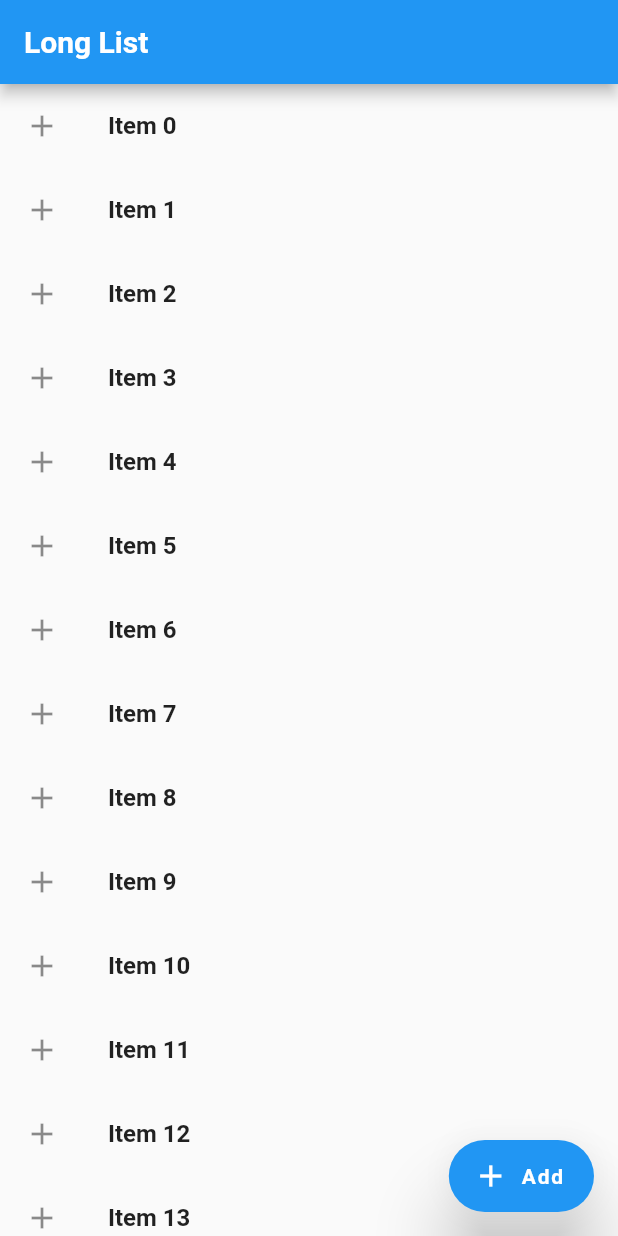
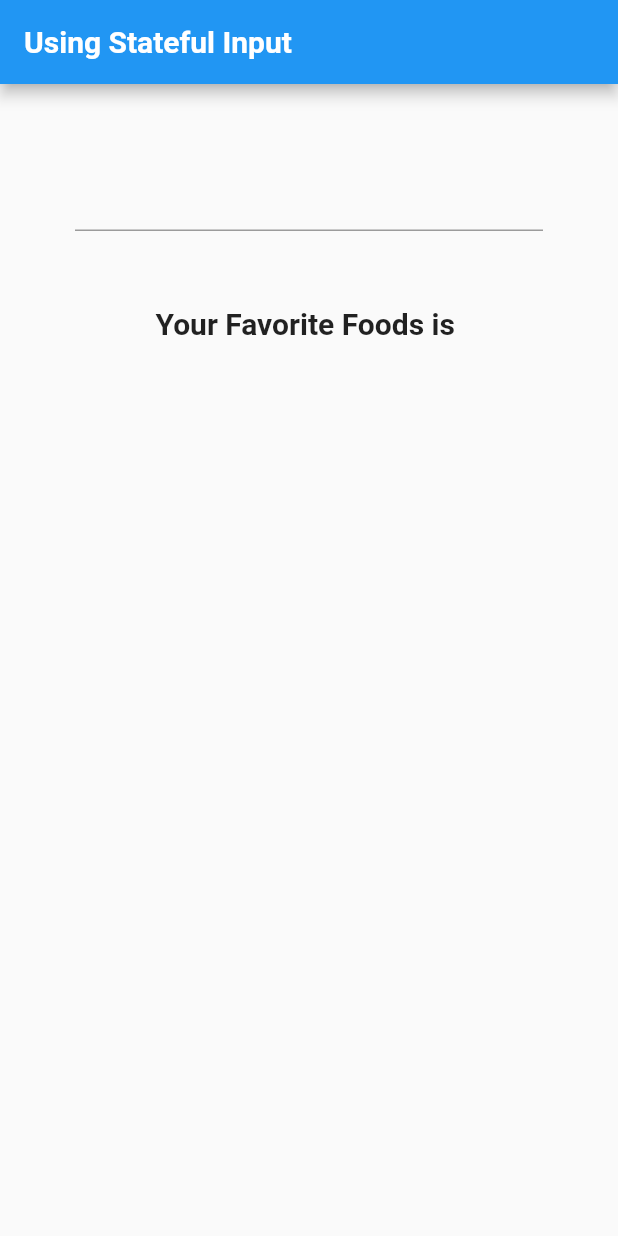
Before and after one commit to wastikansari/Flutter-Course, a Flutter app: the screen it shows after launch, on a phone screen of 412 x 824 dp. Run offline on Flutter 3.47's test engine with Material 2 defaults, Android fonts, the phone set to English and light mode, and no system bars.

Commit message:
in this section we know to how to Implementing Stateful Widgets Demo for user input textfield and he show in text

```diff
--- a/lib/main.dart
+++ b/lib/main.dart
@@ -2,61 +2,50 @@ import 'package:flutter/material.dart';
 
 void main() {
   runApp(MaterialApp(
-    title: "Exploring UI",
-    home: Scaffold(
-      appBar: AppBar(
-        title: Text('Long List'),
-      ),
-      body:  GetListView(),
-      floatingActionButton: FloatingActionButton.extended(
-       elevation: 20.0,
-
-          label: const Text("Add"),
-          icon: const Icon(Icons.add),
-          tooltip: 'Add One More Item',
-          onPressed: () {
-            debugPrint('Tapp');
-          }),
-    ),
+    title: 'TextInput',
+    home: FavoriteFood(),
   ));
 }
 
-List<String> GetListElement() {
-  var items = List<String>.generate(100, (Counter) => "Item $Counter");
-  return items;
+class FavoriteFood extends StatefulWidget {
+  @override
+  _FavoriteFoodState createState() => _FavoriteFoodState();
 }
 
-Widget GetListView() {
-  var listItem = GetListElement();
-
-  var listView = ListView.builder(
-      itemBuilder: (context, index) {
-    return ListTile(
-      leading: Icon(Icons.add_outlined),
-      title: Text(listItem[index]),
-      onTap: () {
-      //  debugPrint('${listItem[index]} was tapped');
-      SnackBarMessage(context,listItem[index]);
-      },
-    );
-  });
-  return listView;
-}
+class _FavoriteFoodState extends State<FavoriteFood> {
+  String FoodName = "";
 
 
-// SnackBar to show a message in bottom
-
-void SnackBarMessage(BuildContext context, String listItem) {
-
-  var snackBar = SnackBar(
-      content: Text("You just tapped $listItem"),
-    action: SnackBarAction(
-      label: "UNDO",
-      onPressed: (){
-        debugPrint('Performing dummy UNDO operation');
-      },
-    ),
-
-  );
-  Scaffold.of(context).showSnackBar(snackBar);
+  @override
+  Widget build(BuildContext context) {
+    return Scaffold(
+      appBar: AppBar(
+        title: Text('Using Stateful Input'),
+      ),
+      body: Container(
+        padding: EdgeInsets.all(20.0),
+        child: Column(
+          children: [
+            Padding(
+              padding: const EdgeInsets.all(30.0),
+              child: TextField(
+                onChanged: (String userInput) {
+                  setState(() {
+                    FoodName = userInput;
+                  });
+                },
+              ),
+            ),
+            Padding(
+              padding: const EdgeInsets.all(20.0),
+              child: Text(
+                "Your Favorite Foods is $FoodName",
+                style: TextStyle(fontSize: 20.0),
+              ),
+            )
+          ],
+        ),
+      ),
+    );
+  }
 }
```
Also changed, not shown: lib/homepage.dart (added).
